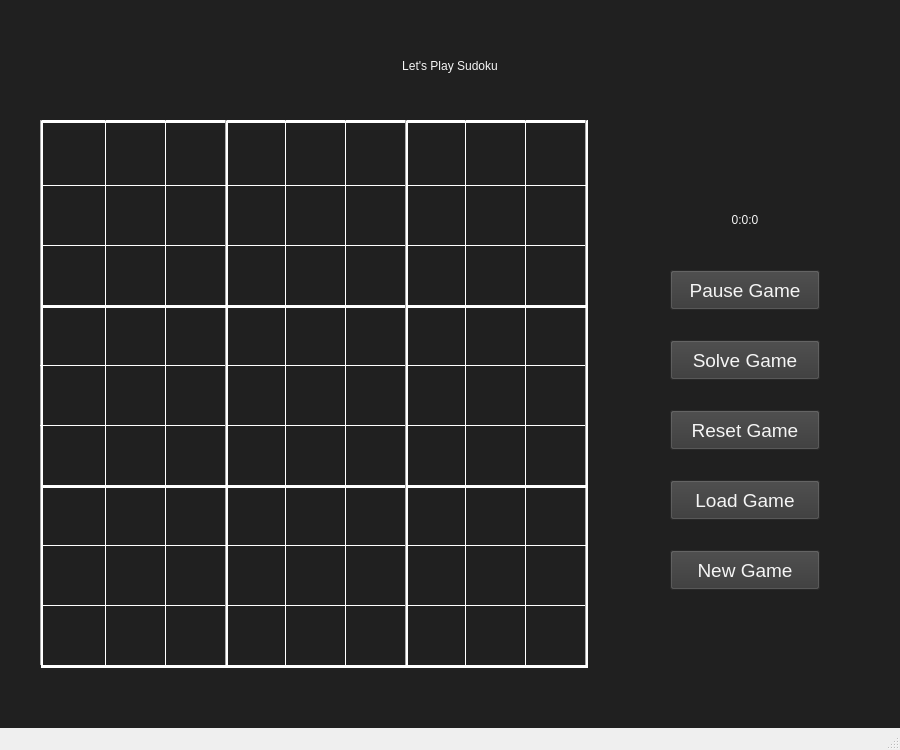
Old version of the form sudokupuzzle.ui in the repository geordiepearson/Sudoku-Solver.
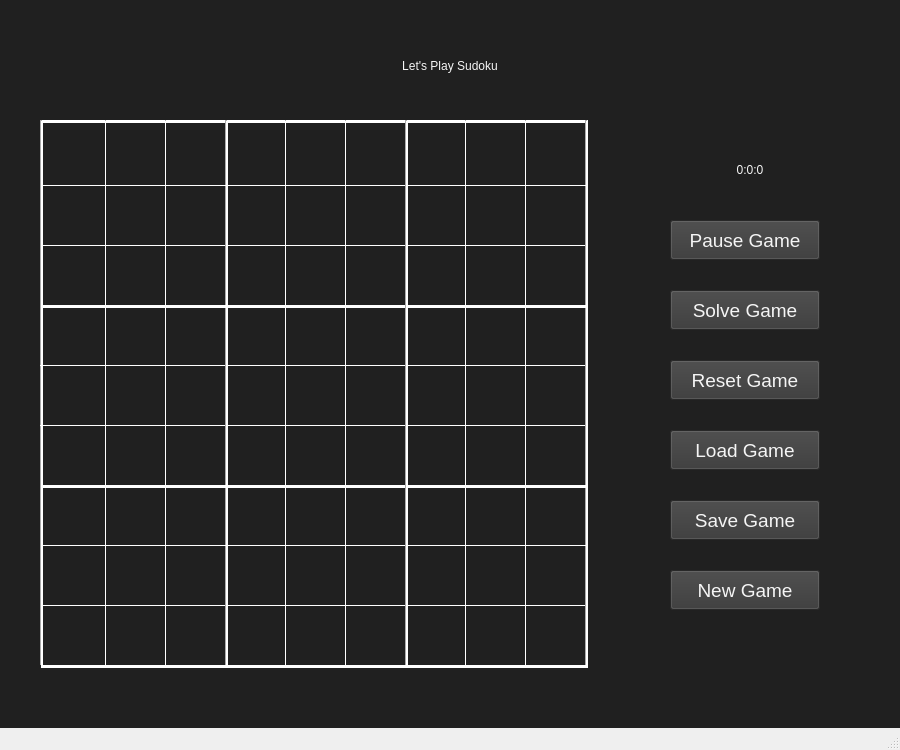
New version of the form.

```diff
--- a/sudokupuzzle.ui
+++ b/sudokupuzzle.ui
@@ -3683,7 +3683,7 @@
     <property name="geometry">
      <rect>
       <x>670</x>
-      <y>410</y>
+      <y>360</y>
       <width>150</width>
       <height>40</height>
      </rect>
@@ -3705,7 +3705,7 @@
     <property name="geometry">
      <rect>
       <x>670</x>
-      <y>270</y>
+      <y>220</y>
       <width>150</width>
       <height>40</height>
      </rect>
@@ -3727,7 +3727,7 @@
     <property name="geometry">
      <rect>
       <x>670</x>
-      <y>550</y>
+      <y>570</y>
       <width>150</width>
       <height>40</height>
      </rect>
@@ -3749,7 +3749,7 @@
     <property name="geometry">
      <rect>
       <x>670</x>
-      <y>340</y>
+      <y>290</y>
       <width>150</width>
       <height>40</height>
      </rect>
@@ -3771,7 +3771,7 @@
     <property name="geometry">
      <rect>
       <x>670</x>
-      <y>480</y>
+      <y>430</y>
       <width>150</width>
       <height>40</height>
      </rect>
@@ -3792,9 +3792,9 @@
    <widget class="QLabel" name="TimeLabel">
     <property name="geometry">
      <rect>
-      <x>670</x>
-      <y>200</y>
-      <width>150</width>
+      <x>650</x>
+      <y>150</y>
+      <width>200</width>
       <height>40</height>
      </rect>
     </property>
@@ -3805,6 +3805,28 @@
      <set>Qt::AlignCenter</set>
     </property>
    </widget>
+   <widget class="QPushButton" name="SaveButton">
+    <property name="geometry">
+     <rect>
+      <x>670</x>
+      <y>500</y>
+      <width>150</width>
+      <height>40</height>
+     </rect>
+    </property>
+    <property name="font">
+     <font>
+      <family>MS Shell Dlg 2</family>
+      <pointsize>14</pointsize>
+      <weight>50</weight>
+      <italic>false</italic>
+      <bold>false</bold>
+     </font>
+    </property>
+    <property name="text">
+     <string>Save Game</string>
+    </property>
+   </widget>
    <zorder>GameTitle</zorder>
    <zorder>ResetButton</zorder>
    <zorder>PauseButton</zorder>
```
Left out of the diff: 1 changed line with no effect on the pictures.
